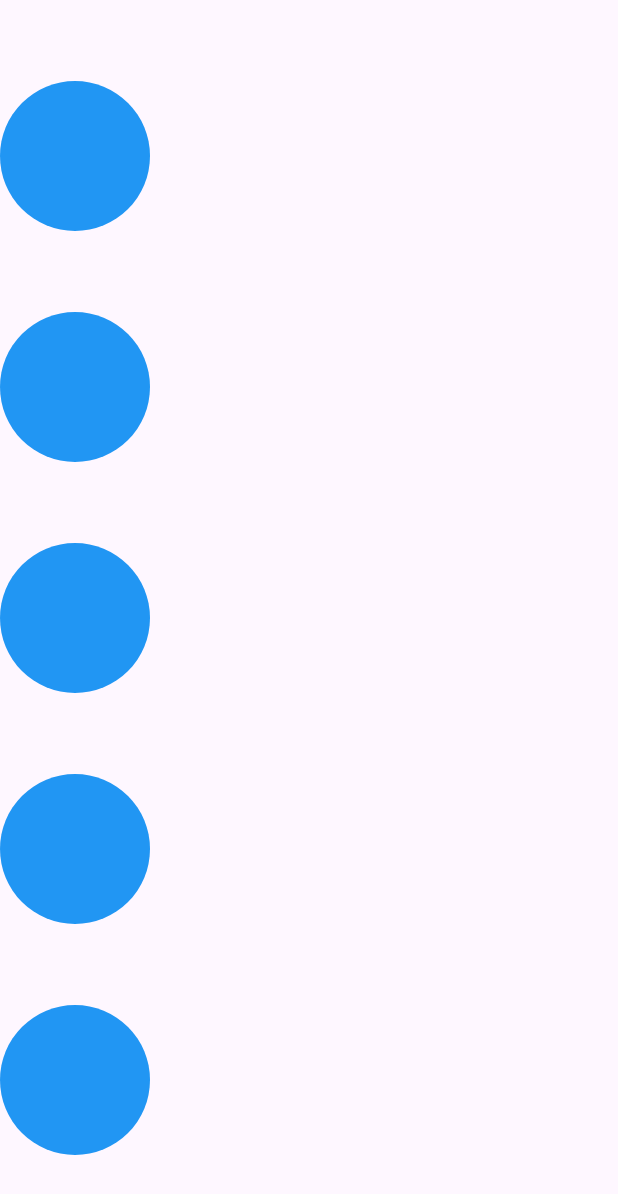
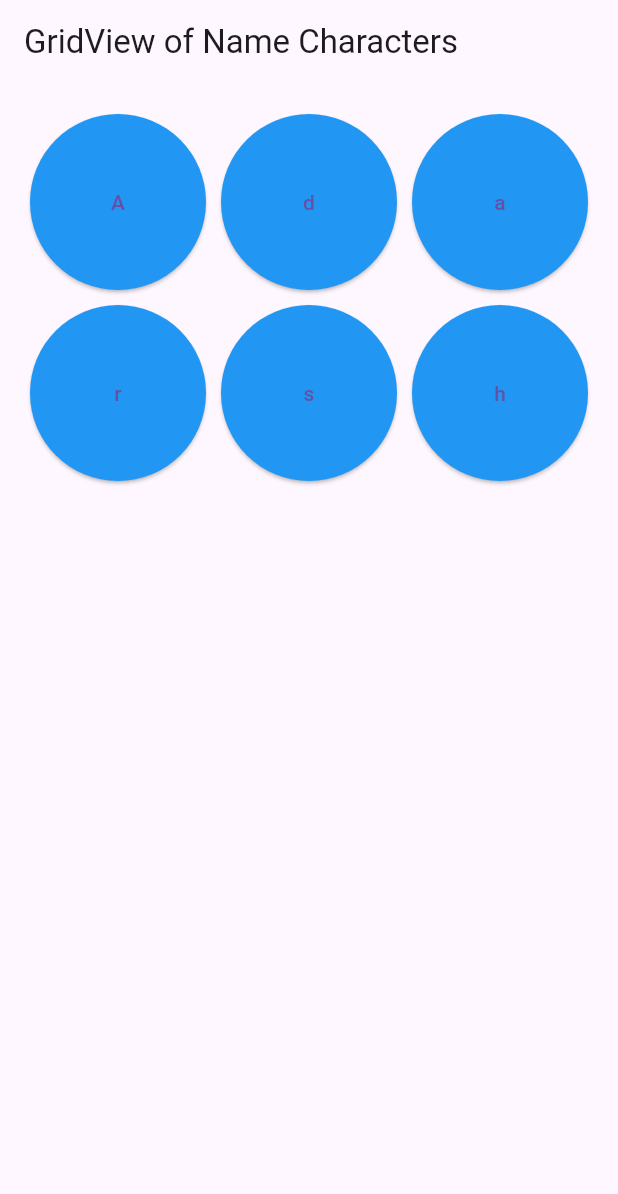
Before and after one commit to adarshrwl/class_test, a Flutter app: the screen it shows after launch, on a phone screen of 412 x 824 dp. Shown: the top 1194 px of the screen. Run offline on Flutter 3.47's test engine with Material 3 defaults, Android fonts, the phone set to English and light mode, and no system bars.

Commit message:
added gridview and splash screen

```diff
--- a/lib/app/app.dart
+++ b/lib/app/app.dart
@@ -11,7 +11,7 @@ class App extends StatelessWidget {
     return const MaterialApp(
 
       debugShowCheckedModeBanner: false,
-      home: GridViewScreen()
+      home: SplashScreen()
     );
   }
 }
--- a/lib/screen/gridViewScreen.dart
+++ b/lib/screen/gridViewScreen.dart
@@ -1,50 +1,66 @@
 import 'package:flutter/material.dart';
 
 class GridViewScreen extends StatefulWidget {
-  const GridViewScreen({super.key});
+  final String name; // Name passed to create the grid buttons
+
+  const GridViewScreen({super.key, required this.name});
 
   @override
   State<GridViewScreen> createState() => _GridViewScreenState();
 }
 
 class _GridViewScreenState extends State<GridViewScreen> {
+  // List to track the state of each button
+  List<Map<String, dynamic>> buttons = [];
+
+  @override
+  void initState() {
+    super.initState();
+    // Initialize buttons based on the name length
+    buttons = List.generate(widget.name.length, (index) {
+      return {
+        'isVisible': true,
+        'color': Colors.blue,
+        'clickCount': 0,
+        'text': widget.name[index],
+      };
+    });
+  }
+
+  // Logic for button clicks: Change color on first click, hide on the second
+  void _onButtonPressed(int index) {
+    setState(() {
+      if (buttons[index]['clickCount'] == 0) {
+        buttons[index]['color'] = Colors.green; // First click: Change color
+      } else {
+        buttons[index]['isVisible'] = false; // Second click: Hide
+      }
+      buttons[index]['clickCount'] += 1;
+    });
+  }
+
   @override
   Widget build(BuildContext context) {
     return Scaffold(
-      body: Column(
-        mainAxisAlignment: MainAxisAlignment.spaceEvenly,
-        children: [
-          Container(
-            width: 100,
-            height: 100,
-            decoration:
-                const BoxDecoration(shape: BoxShape.circle, color: Colors.blue),
-          ),
-          Container(
-            width: 100,
-            height: 100,
-            decoration:
-                const BoxDecoration(shape: BoxShape.circle, color: Colors.blue),
-          ),
-          Container(
-            width: 100,
-            height: 100,
-            decoration:
-                const BoxDecoration(shape: BoxShape.circle, color: Colors.blue),
-          ),
-          Container(
-            width: 100,
-            height: 100,
-            decoration:
-                const BoxDecoration(shape: BoxShape.circle, color: Colors.blue),
-          ),
-          Container(
-            width: 100,
-            height: 100,
-            decoration:
-                const BoxDecoration(shape: BoxShape.circle, color: Colors.blue),
-          )
-        ],
+      appBar: AppBar(
+        title: const Text('GridView of Name Characters'),
+      ),
+      body: GridView.count(
+        padding: const EdgeInsets.all(20),
+        crossAxisSpacing: 10,
+        mainAxisSpacing: 10,
+        crossAxisCount: 3, // Adjust number of columns as needed
+        children: buttons.map((button) {
+          return button['isVisible']
+              ? ElevatedButton(
+                  style: ElevatedButton.styleFrom(
+                    backgroundColor: button['color'], // Button color
+                  ),
+                  onPressed: () => _onButtonPressed(buttons.indexOf(button)),
+                  child: Text(button['text']),
+                )
+              : Container();
+        }).toList(),
       ),
     );
   }
--- a/lib/screen/splashScreen.dart
+++ b/lib/screen/splashScreen.dart
@@ -16,7 +16,7 @@ class _SplashScreenState extends State<SplashScreen> {
 
     Timer(const Duration(seconds: 2), () {
       Navigator.of(context).pushReplacement(
-        MaterialPageRoute(builder: (context) => const GridViewScreen()),
+        MaterialPageRoute(builder: (context) => const GridViewScreen(name: 'Adarsh',)),
       );
     });
   }
```
